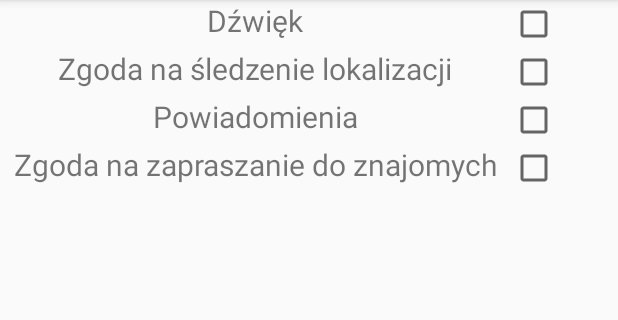
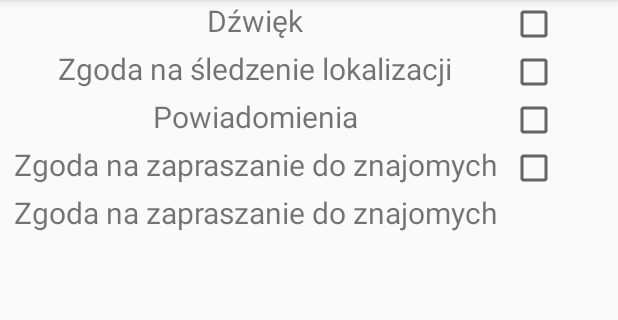
Before and after one commit to Tomasz-sys/aplikacja_mobilna_komunikator, an Android app: the SettingsActivity screen opened directly, with no data from a screen before it, on a phone screen of 412 x 824 dp, the part 84-404 px from its top. Run offline under Robolectric (Android 15) with nearby library versions, the phone set to English and light mode, and no system bars.

Commit message:
Add archive textview

```diff
--- a/Komunikator/app/src/main/res/layout/activity_settings.xml
+++ b/Komunikator/app/src/main/res/layout/activity_settings.xml
@@ -87,6 +87,19 @@
                 android:layout_width="wrap_content"
                 android:layout_height="wrap_content" />
         </LinearLayout>
+        <LinearLayout
+            android:layout_width="match_parent"
+            android:layout_height="wrap_content"
+            android:orientation="horizontal">
+
+            <TextView
+                android:id="@+id/settings_archive_textView"
+                android:layout_width="340dp"
+                android:layout_height="wrap_content"
+                android:text="@string/settings_invite"
+                android:textAlignment="center"
+                android:textSize="20sp" />
+        </LinearLayout>
 
 
     </LinearLayout>
```
